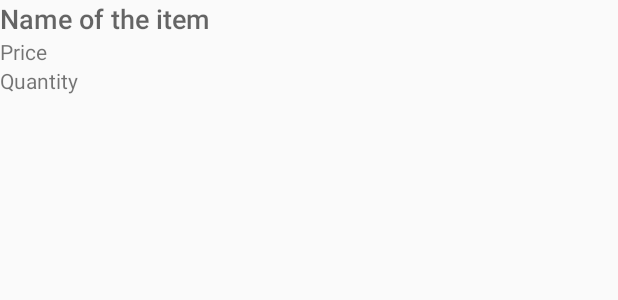
After one commit to klevyke/InventoryApp, an Android app: the layout list_item.xml on its own in the app's theme, with its tools: preview values and no code run, on a phone screen of 412 x 824 dp. The commit adds this screen. Shown: the top 300 px of the screen. Run offline under Robolectric (Android 15) with nearby library versions, the phone set to English and light mode, and no system bars.

Commit message:
InventoryCursorAdapter class created and list_item.xml/activity_main basic setup

```diff
--- a/app/src/main/java/com/example/android/inventoryapp/data/InventoryProvider.java
+++ b/app/src/main/java/com/example/android/inventoryapp/data/InventoryProvider.java
@@ -11,6 +11,7 @@ import android.support.annotation.NonNull;
 import android.support.annotation.Nullable;
 import android.util.Log;
 import com.example.android.inventoryapp.data.InventoryContract.InventoryEntry;
+
 /**
  * Created by Levy on 10.07.2018.
  */
--- /dev/null
+++ b/app/src/main/res/layout/list_item.xml
@@ -0,0 +1,33 @@
+<?xml version="1.0" encoding="utf-8"?>
+<LinearLayout xmlns:android="http://schemas.android.com/apk/res/android"
+    xmlns:app="http://schemas.android.com/apk/res-auto"
+    android:layout_width="match_parent"
+    android:layout_height="match_parent"
+    android:orientation="vertical"
+    xmlns:tools="http://schemas.android.com/tools">
+
+    <TextView
+        android:id="@+id/name"
+        android:layout_width="match_parent"
+        android:layout_height="wrap_content"
+        android:fontFamily="sans-serif-medium"
+        android:textAppearance="?android:textAppearanceMedium"
+        app:layout_constraintEnd_toEndOf="parent"
+        tools:text="@string/name_of_the_item"/>
+
+    <TextView
+        android:id="@+id/price"
+        android:layout_width="wrap_content"
+        android:layout_height="wrap_content"
+        android:fontFamily="sans-serif"
+        android:textAppearance="?android:textAppearanceSmall"
+        tools:text="@string/price_of_the_item" />
+    <TextView
+        android:id="@+id/quantity"
+        android:layout_width="wrap_content"
+        android:layout_height="wrap_content"
+        android:fontFamily="sans-serif"
+        android:textAppearance="?android:textAppearanceSmall"
+        tools:text="@string/quantity_of_the_item"/>
+
+</LinearLayout>
--- a/app/src/main/res/values/strings.xml
+++ b/app/src/main/res/values/strings.xml
@@ -1,4 +1,7 @@
 <resources>
     <string name="app_name">InventoryApp</string>
     <string name="insert_dummy_item">Insert dummy item</string>
+    <string name="name_of_the_item">Name of the item</string>
+    <string name="price_of_the_item">Price</string>
+    <string name="quantity_of_the_item">Quantity</string>
 </resources>
```
Also changed, not shown: app/src/main/java/com/example/android/inventoryapp/InventoryCursorAdapter.java (added, +43 -0 lines), app/src/main/java/com/example/android/inventoryapp/MainActivity.java (+21 -77 lines), app/src/main/res/layout/activity_main.xml (+10 -2 lines).
